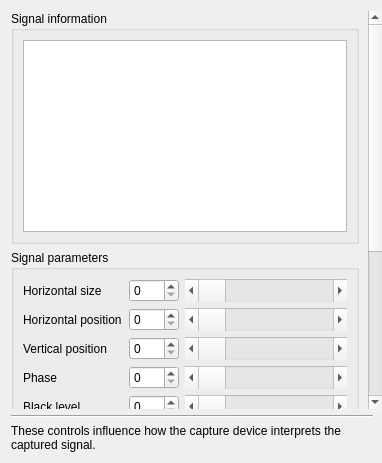
This is src/display/qt/dialogs/ui/signal_dialog.ui in mrehkopf/vcs as Qt 5 draws it before an edit. The edited form follows.
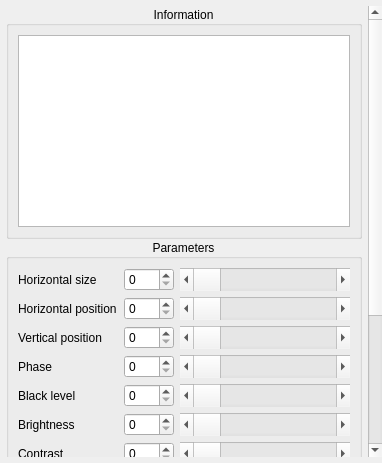
This is the edited form. Custom widgets are drawn as their Qt base class.

Commit message:
ui/signal-dialog: Simplify layout
Note that this commit also adds to the signal dialog's metadata a
display of the current capture channel index.

The edit to the form file:
```diff
--- a/src/display/qt/dialogs/ui/signal_dialog.ui
+++ b/src/display/qt/dialogs/ui/signal_dialog.ui
@@ -14,9 +14,21 @@
    <string>Dialog</string>
   </property>
   <layout class="QVBoxLayout" name="verticalLayout_3">
+   <property name="spacing">
+    <number>0</number>
+   </property>
+   <property name="leftMargin">
+    <number>6</number>
+   </property>
+   <property name="topMargin">
+    <number>6</number>
+   </property>
    <property name="rightMargin">
     <number>0</number>
    </property>
+   <property name="bottomMargin">
+    <number>6</number>
+   </property>
    <item>
     <widget class="QScrollArea" name="scrollArea">
      <property name="frameShape">
@@ -30,13 +42,13 @@
        <rect>
         <x>0</x>
         <y>0</y>
-        <width>359</width>
-        <height>699</height>
+        <width>362</width>
+        <height>687</height>
        </rect>
       </property>
       <layout class="QVBoxLayout" name="verticalLayout">
        <property name="spacing">
-        <number>6</number>
+        <number>0</number>
        </property>
        <property name="leftMargin">
         <number>0</number>
@@ -45,7 +57,7 @@
         <number>0</number>
        </property>
        <property name="rightMargin">
-        <number>9</number>
+        <number>6</number>
        </property>
        <property name="bottomMargin">
         <number>0</number>
@@ -59,7 +71,13 @@
           </sizepolicy>
          </property>
          <property name="title">
-          <string>Signal information</string>
+          <string>Information</string>
+         </property>
+         <property name="alignment">
+          <set>Qt::AlignCenter</set>
+         </property>
+         <property name="flat">
+          <bool>true</bool>
          </property>
          <layout class="QVBoxLayout" name="verticalLayout_4">
           <item>
@@ -71,7 +89,13 @@
        <item>
         <widget class="QGroupBox" name="groupBox_videoAdjust">
          <property name="title">
-          <string>Signal parameters</string>
+          <string>Parameters</string>
+         </property>
+         <property name="alignment">
+          <set>Qt::AlignCenter</set>
+         </property>
+         <property name="flat">
+          <bool>true</bool>
          </property>
          <layout class="QGridLayout" name="gridLayout">
           <item row="11" column="0">
@@ -808,23 +832,6 @@
       <property name="bottomMargin">
        <number>0</number>
       </property>
-      <item>
-       <widget class="Line" name="line">
-        <property name="orientation">
-         <enum>Qt::Horizontal</enum>
-        </property>
-       </widget>
-      </item>
-      <item>
-       <widget class="QLabel" name="label_notice">
-        <property name="text">
-         <string>These controls influence how the capture device interprets the captured signal.</string>
-        </property>
-        <property name="wordWrap">
-         <bool>true</bool>
-        </property>
-       </widget>
-      </item>
      </layout>
     </widget>
    </item>
```
The commit also changes 6 other files.
